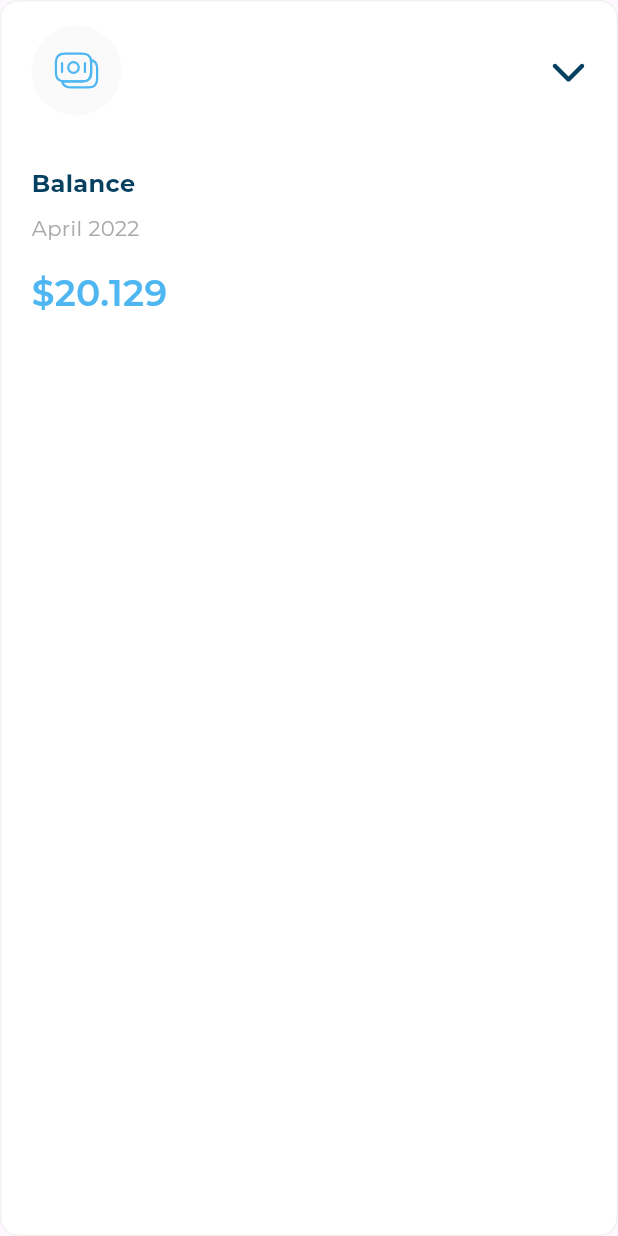
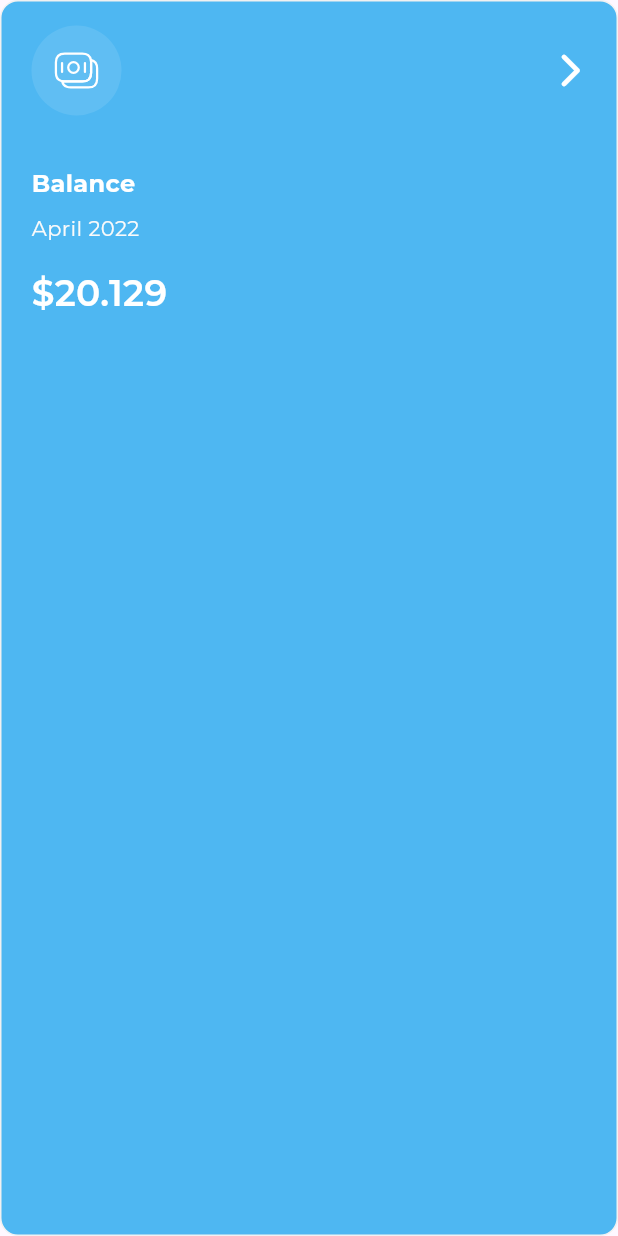
Before and after one commit to RamadanMohamed11/responsive-and-adaptive-dashboard, a Flutter app: the AllExpensesItemWidget widget shown alone on an empty page, opened directly with sample values from the repository, on a phone screen of 412 x 824 dp. Run offline on Flutter 3.47's test engine with Material 3 defaults, Android fonts, the light colour scheme and no system bars; our stand-ins replace flutter_bloc, flutter_screenutil, flutter_svg, font_awesome_flutter, google_fonts.

Commit message:
add aniamtion for all expenses and improve the animation for list tile in drawer

```diff
--- /dev/null
+++ b/lib/cubits/all_expenses_cubit/change_active_expense_cubit.dart
@@ -0,0 +1,12 @@
+import 'package:flutter_bloc/flutter_bloc.dart';
+import 'package:responsive_adaptive_design/cubits/all_expenses_cubit/change_active_expense_state.dart';
+
+class ChangeActiveExpenseCubit extends Cubit<ChangeActiveExpenseState> {
+  ChangeActiveExpenseCubit() : super(ChangeActiveExpenseInitial()) {
+    changeActiveExpense(0); // Initialize with the first item active
+  }
+
+  void changeActiveExpense(int newIndex) {
+    emit(ChangeActiveExpenseStateSuccess(newIndex));
+  }
+}
--- /dev/null
+++ b/lib/cubits/all_expenses_cubit/change_active_expense_state.dart
@@ -0,0 +1,9 @@
+abstract class ChangeActiveExpenseState {}
+
+class ChangeActiveExpenseInitial extends ChangeActiveExpenseState {}
+
+class ChangeActiveExpenseStateSuccess extends ChangeActiveExpenseState {
+  final int newIndex;
+
+  ChangeActiveExpenseStateSuccess(this.newIndex);
+}
--- a/lib/widgets/all_expenses_item_widget.dart
+++ b/lib/widgets/all_expenses_item_widget.dart
@@ -1,18 +1,47 @@
 import 'package:flutter/material.dart';
+import 'package:flutter_bloc/flutter_bloc.dart';
 import 'package:flutter_svg/svg.dart';
 import 'package:font_awesome_flutter/font_awesome_flutter.dart';
+import 'package:responsive_adaptive_design/cubits/all_expenses_cubit/change_active_expense_cubit.dart';
+import 'package:responsive_adaptive_design/cubits/all_expenses_cubit/change_active_expense_state.dart';
 import 'package:responsive_adaptive_design/models/all_expenses_item_model.dart';
 import 'package:responsive_adaptive_design/utils/styles.dart';
 
-class AllExpensesItemWidget extends StatelessWidget {
-  const AllExpensesItemWidget({super.key, required this.item});
+class AllExpensesItemWidget extends StatefulWidget {
+  const AllExpensesItemWidget({
+    super.key,
+    required this.item,
+    required this.index,
+  });
   final AllExpensesItemModel item;
+  final int index;
+
+  @override
+  State<AllExpensesItemWidget> createState() => _AllExpensesItemWidgetState();
+}
+
+class _AllExpensesItemWidgetState extends State<AllExpensesItemWidget> {
+  late bool isActive;
+  @override
+  void initState() {
+    // TODO: implement initState
+    super.initState();
+    isActive = widget.index == 0;
+  }
 
   @override
   Widget build(BuildContext context) {
-    return Container(
+    return BlocConsumer<ChangeActiveExpenseCubit, ChangeActiveExpenseState>(
+      listener: (context, state) {
+        if (state is ChangeActiveExpenseStateSuccess) {
+          isActive = widget.index == state.newIndex;
+        }
+      },
+      builder: (context, state) {
+        return AnimatedContainer(
+          duration: Duration(milliseconds: 500),
           decoration: ShapeDecoration(
-        color: Colors.white,
+            color: isActive ? Color(0xff4EB7F2) : Colors.white,
             shape: RoundedRectangleBorder(
               side: BorderSide(color: Color(0xfff1f1f1), width: 1),
               borderRadius: BorderRadius.circular(12),
@@ -28,37 +57,59 @@ class AllExpensesItemWidget extends StatelessWidget {
                     Container(
                       padding: const EdgeInsets.all(14),
                       decoration: ShapeDecoration(
-                    color: Color(0xffFAFAFA),
+                        color:
+                            isActive
+                                ? Colors.white.withOpacity(0.1)
+                                : Color(0xffFAFAFA),
                         shape: OvalBorder(),
                       ),
-                  child: SvgPicture.asset(item.imagePath),
+                      child: SvgPicture.asset(
+                        widget.item.imagePath,
+                        colorFilter: ColorFilter.mode(
+                          isActive ? Colors.white : Color(0xff4EB7F2),
+                          BlendMode.srcIn, // applies color overlay
+                        ),
+                      ),
                     ),
                     Spacer(),
-                Icon(FontAwesomeIcons.chevronDown, color: Color(0xff064061)),
+                    Icon(
+                      FontAwesomeIcons.chevronRight,
+                      color: isActive ? Colors.white : Color(0xff064061),
+                    ),
                   ],
                 ),
                 SizedBox(height: 34),
                 // SizedBox(height: 17),
                 Text(
-              item.title,
-              style: Styles.styleBold16(
-                context,
-              ).copyWith(color: Color(0xff064061)),
+                  widget.item.title,
+                  style: Styles.styleBold16(context).copyWith(
+                    color: isActive ? Colors.white : Color(0xff064061),
+                  ),
                 ),
                 SizedBox(height: 8),
                 // SizedBox(height: 4),
                 Text(
-              item.date,
-              style: Styles.styleRegular14(
-                context,
-              ).copyWith(color: Color(0xffAAAAAA)),
+                  widget.item.date,
+                  style: Styles.styleRegular14(context).copyWith(
+                    color: isActive ? Color(0xffFAFAFA) : Color(0xffAAAAAA),
+                  ),
                 ),
                 SizedBox(height: 16),
                 // SizedBox(height: 8),
-            Text(item.price, style: Styles.styleSemiBold24(context)),
+                Text(
+                  widget.item.price,
+                  style:
+                      isActive
+                          ? Styles.styleSemiBold24(
+                            context,
+                          ).copyWith(color: Colors.white)
+                          : Styles.styleSemiBold24(context),
+                ),
               ],
             ),
           ),
         );
+      },
+    );
   }
 }
```
Also changed, not shown: lib/views/dashboard_view.dart (+6 -2 lines), lib/widgets/all_expenses_and_quick_invoice.dart (+26 -3 lines), lib/widgets/list_tile_item.dart (+12 -12 lines). Lines whose indentation alone changed are shown as unchanged.
